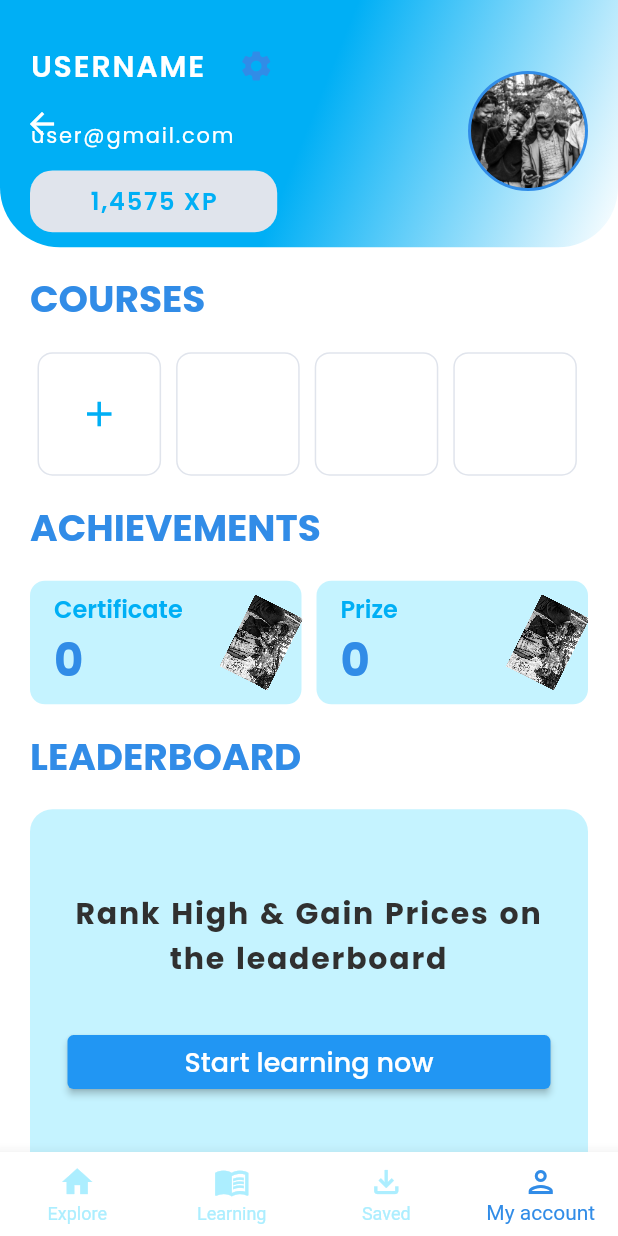
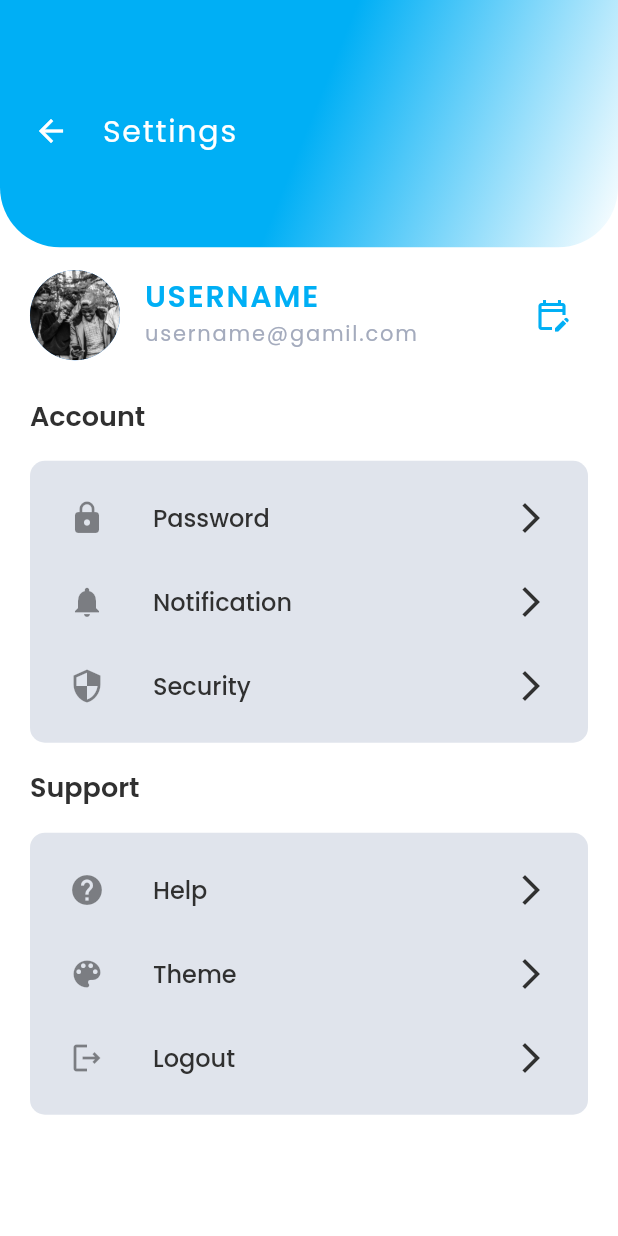
Before and after one commit to Trinity6264/Produtech, a Flutter app: the ProfileView screen opened by its route, after a tap on the "settings" icon, on a phone screen of 412 x 824 dp. Run offline on Flutter 3.47's test engine with Material 2 defaults, Android fonts, the phone set to English and light mode, and no system bars; our stand-ins replace auto_route, flutter_hooks, get_it, google_fonts, intl_phone_field.

Commit message:
Account, cert and prize screen has been done

```diff
--- a/lib/app/app.dart
+++ b/lib/app/app.dart
@@ -10,6 +10,7 @@ import 'package:produtech/views/dashboard/explore/explore_view.dart';
 import 'package:produtech/views/dashboard/learning/learning_view.dart';
 import 'package:produtech/views/dashboard/profile/profile_view.dart';
 import 'package:produtech/views/dashboard/saved/saved_view.dart';
+import 'package:produtech/views/dashboard/settings/settings_view.dart';
 import 'package:produtech/views/plan/choose_plan_view.dart';
 import 'package:produtech/views/plan/pick_favourite.dart';
 import 'package:produtech/views/splash/splash_view.dart';
@@ -38,7 +39,8 @@ import 'package:produtech/views/splash/splash_view.dart';
         AutoRoute(path: 'profile-view', page: ProfileView),
       ],
     ),
-    //
+    //other sub routes
+        AutoRoute(path: '/settingView', page: SettingViews),
   ],
 )
 class $AppRouter {}
--- a/lib/app/routePath.dart
+++ b/lib/app/routePath.dart
@@ -9,4 +9,5 @@ class RoutePath {
   static const String pickFavoritePath = '/pickFavoriteView';
   static const String uniqueCodePath = '/uniqueCodeView';
   static const String dashboardPath = '/dashboard-view';
+  static const String settingsPath = '/settingView';
 }
--- a/lib/views/dashboard/profile/profile_view.dart
+++ b/lib/views/dashboard/profile/profile_view.dart
@@ -1,12 +1,23 @@
+import 'dart:developer';
+
 import 'package:flutter/material.dart';
 import 'package:google_fonts/google_fonts.dart';
+import 'package:produtech/app/app.gr.dart';
+import 'package:produtech/app/locator.dart';
+import 'package:produtech/app/routePath.dart';
 import 'package:produtech/helpers/asset_pallet.dart';
+import 'package:produtech/services/navigation.dart';
 import 'package:produtech/views/dashboard/profile/widget/achievement_card.dart';
 import 'package:produtech/widget/auth_button.dart';
 import 'package:produtech/widget/custom_appbar.dart';
 
+// enum for diff type of widget
+
+enum PageWidgetType { account, certificate, prize }
+
 class ProfileView extends StatelessWidget {
   const ProfileView({super.key});
+  static final _navService = locator.get<NavigationService>();
 
   @override
   Widget build(BuildContext context) {
@@ -41,7 +52,9 @@ class ProfileView extends StatelessWidget {
                         ),
                         const SizedBox(width: 10),
                         IconButton(
-                          onPressed: () {},
+                          onPressed: () => _navService.navigateTo(
+                            SettingViewsRoute(pageType: PageWidgetType.account),
+                          ),
                           icon: const Icon(
                             Icons.settings,
                             color: AssetPallet.deepBlueColor,
@@ -133,10 +146,23 @@ class ProfileView extends StatelessWidget {
                 width: double.infinity,
                 height: size.height * 0.1,
                 child: Row(
-                  children: const [
-                    AchievementCard(value: '0', title: 'Certificate'),
-                    SizedBox(width: 10),
-                    AchievementCard(value: '0', title: 'Prize'),
+                  children: [
+                    AchievementCard(
+                      value: '0',
+                      title: 'Certificate',
+                      onTap: () => _navService.navigateTo(
+                        SettingViewsRoute(pageType: PageWidgetType.certificate),
+                      ),
+                    ),
+                    const SizedBox(width: 10),
+                    AchievementCard(
+                        value: '0',
+                        title: 'Prize',
+                        onTap: () {
+                          _navService.navigateTo(
+                            SettingViewsRoute(pageType: PageWidgetType.prize),
+                          );
+                        }),
                   ],
                 ),
               ),
--- a/lib/views/dashboard/profile/widget/achievement_card.dart
+++ b/lib/views/dashboard/profile/widget/achievement_card.dart
@@ -7,16 +7,20 @@ import 'package:produtech/helpers/asset_pallet.dart';
 class AchievementCard extends StatelessWidget {
   final String value;
   final String title;
+  final VoidCallback onTap;
   const AchievementCard({
     Key? key,
     required this.value,
     required this.title,
+    required this.onTap,
   }) : super(key: key);
 
   @override
   Widget build(BuildContext context) {
     Size size = MediaQuery.of(context).size;
     return Expanded(
+      child: GestureDetector(
+        onTap: onTap,
         child: Container(
           decoration: BoxDecoration(
             color: AssetPallet.seaBlueColor.withOpacity(0.7),
@@ -55,6 +59,7 @@ class AchievementCard extends StatelessWidget {
             ],
           ),
         ),
+      ),
     );
   }
 }
--- a/lib/views/dashboard/settings/settings_view.dart
+++ b/lib/views/dashboard/settings/settings_view.dart
@@ -1,11 +1,106 @@
+// ignore_for_file: public_member_api_docs, sort_constructors_first
 import 'package:flutter/material.dart';
+import 'package:google_fonts/google_fonts.dart';
 
+import 'package:produtech/helpers/asset_pallet.dart';
+import 'package:produtech/views/dashboard/profile/profile_view.dart';
+import 'package:produtech/views/dashboard/settings/widget/account.dart';
+import 'package:produtech/views/dashboard/settings/widget/certificate.dart';
+import 'package:produtech/views/dashboard/settings/widget/prize.dart';
+import 'package:produtech/widget/custom_appbar.dart';
 
 class SettingViews extends StatelessWidget {
-  const SettingViews({super.key});
+  final PageWidgetType pageType;
+  const SettingViews({
+    Key? key,
+    required this.pageType,
+  }) : super(key: key);
 
   @override
   Widget build(BuildContext context) {
-    return Scaffold();
+    Size size = MediaQuery.of(context).size;
+    return SafeArea(
+        child: Scaffold(
+      backgroundColor: AssetPallet.whiteColor,
+      appBar: customAppbar(
+        context,
+        Row(
+          crossAxisAlignment: CrossAxisAlignment.center,
+          children: [
+            const BackButton(color: AssetPallet.whiteColor),
+            const SizedBox(width: 10),
+            Text(
+              pageType == PageWidgetType.account
+                  ? 'Settings'
+                  : pageType == PageWidgetType.certificate
+                      ? 'Certificates'
+                      : 'Prizes',
+              style: GoogleFonts.poppins(
+                color: AssetPallet.whiteColor,
+                letterSpacing: 1.2,
+                fontSize: 20.0,
+              ),
+            ),
+          ],
+        ),
+      ),
+      body: Container(
+        width: double.infinity,
+        padding: const EdgeInsets.symmetric(horizontal: 20),
+        child: SingleChildScrollView(
+          child: Column(
+            children: [
+              SizedBox(
+                width: double.infinity,
+                height: size.height * 0.11,
+                child: Row(
+                  mainAxisAlignment: MainAxisAlignment.spaceBetween,
+                  crossAxisAlignment: CrossAxisAlignment.center,
+                  children: [
+                    const CircleAvatar(
+                      backgroundImage: AssetImage(AssetPallet.coverPic),
+                      maxRadius: 30,
+                    ),
+                    Expanded(
+                      child: ListTile(
+                        title: Text(
+                          'USERNAME',
+                          style: GoogleFonts.poppins(
+                            color: AssetPallet.primaryColor,
+                            fontSize: 20.0,
+                            fontWeight: FontWeight.w600,
+                            letterSpacing: 1.2,
+                          ),
+                        ),
+                        subtitle: Text(
+                          'username@gamil.com',
+                          style: GoogleFonts.poppins(
+                            color: AssetPallet.darkGrayColor,
+                            letterSpacing: 1.2,
+                          ),
+                        ),
+                      ),
+                    ),
+                    IconButton(
+                      onPressed: () {},
+                      icon: const Icon(
+                        Icons.edit_calendar_outlined,
+                        color: AssetPallet.primaryColor,
+                      ),
+                    ),
+                  ],
+                ),
+              ),
+              // SizedBox(height: size.height * .02),
+              pageType == PageWidgetType.account
+                  ? const AccountWidget()
+                  : pageType == PageWidgetType.certificate
+                      ? const CertificateWidget()
+                      : const PrizeWidget(),
+            ],
+          ),
+        ),
+      ),
+    ));
   }
 }
--- /dev/null
+++ b/lib/views/dashboard/settings/widget/account.dart
@@ -0,0 +1,116 @@
+import 'package:flutter/material.dart';
+import 'package:google_fonts/google_fonts.dart';
+import 'package:produtech/helpers/asset_pallet.dart';
+
+class AccountWidget extends StatelessWidget {
+  const AccountWidget({super.key});
+
+  @override
+  Widget build(BuildContext context) {
+    Size size = MediaQuery.of(context).size;
+    return Column(
+      crossAxisAlignment: CrossAxisAlignment.start,
+      children: [
+        SizedBox(height: size.height * .01),
+
+        Text(
+          'Account',
+          style: GoogleFonts.poppins(
+            fontWeight: FontWeight.w600,
+            color: AssetPallet.darkColor,
+            fontSize: 18.0,
+          ),
+        ),
+        SizedBox(height: size.height * .02),
+        Container(
+          width: double.infinity,
+          padding: const EdgeInsets.all(10),
+          decoration: BoxDecoration(
+            borderRadius: BorderRadius.circular(10),
+            color: AssetPallet.grayColor,
+          ),
+          child: Column(
+            children: [
+              customLisTile(
+                icon: Icons.lock,
+                title: 'Password',
+                onTap: () {},
+              ),
+              customLisTile(
+                icon: Icons.notifications,
+                title: 'Notification',
+                onTap: () {},
+              ),
+              customLisTile(
+                icon: Icons.security,
+                title: 'Security',
+                onTap: () {},
+              ),
+            ],
+          ),
+        ),
+        SizedBox(height: size.height * .02),
+        Text(
+          'Support',
+          style: GoogleFonts.poppins(
+            fontWeight: FontWeight.w600,
+            color: AssetPallet.darkColor,
+            fontSize: 18.0,
+          ),
+        ),
+        SizedBox(height: size.height * .02),
+        Container(
+          width: double.infinity,
+          padding: const EdgeInsets.all(10),
+          decoration: BoxDecoration(
+            borderRadius: BorderRadius.circular(10),
+            color: AssetPallet.grayColor,
+          ),
+          child: Column(
+            children: [
+              customLisTile(
+                icon: Icons.help_sharp,
+                title: 'Help',
+                onTap: () {},
+              ),
+              customLisTile(
+                icon: Icons.color_lens,
+                title: 'Theme',
+                onTap: () {},
+              ),
+              customLisTile(
+                icon: Icons.logout_outlined,
+                title: 'Logout',
+                onTap: () {},
+              ),
+            ],
+          ),
+        ),
+        SizedBox(height: size.height * .02),
+      ],
+    );
+  }
+
+  ListTile customLisTile({
+    required IconData icon,
+    required String title,
+    required VoidCallback onTap,
+  }) {
+    return ListTile(
+      enabled: true,
+      leading: Icon(icon),
+      title: Text(
+        title,
+        style: GoogleFonts.poppins(
+          color: AssetPallet.darkColor,
+          fontWeight: FontWeight.w500,
+        ),
+      ),
+      onTap: onTap,
+      trailing: const Icon(
+        Icons.arrow_forward_ios_sharp,
+        color: AssetPallet.darkColor,
+      ),
+    );
+  }
+}
--- a/lib/widget/custom_appbar.dart
+++ b/lib/widget/custom_appbar.dart
@@ -7,6 +7,7 @@ import 'package:produtech/helpers/asset_pallet.dart';
   return AppBar(
     toolbarHeight: size.height * 0.2,
     backgroundColor: Colors.transparent,
+    automaticallyImplyLeading: false,
     elevation: 0,
     flexibleSpace: Container(
         padding: const EdgeInsets.fromLTRB(10, 20, 10, 10),
@@ -27,7 +28,6 @@ import 'package:produtech/helpers/asset_pallet.dart';
             bottomRight: Radius.circular(40),
           ),
         ),
-        child: child
-      ),
+        child: child),
   );
 }
```
Also changed, not shown: lib/views/dashboard/settings/widget/certificate.dart (added, +105 -0 lines), lib/views/dashboard/settings/widget/prize.dart (added, +29 -0 lines), lib/app/app.gr.dart. Lines whose indentation alone changed are shown as unchanged.
